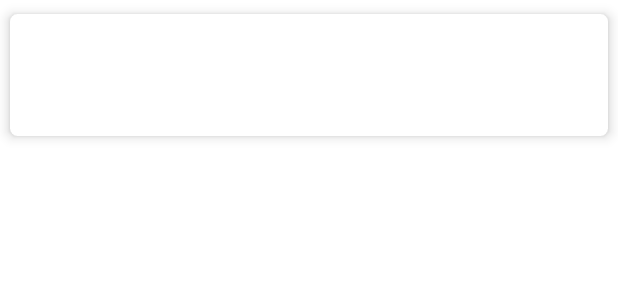
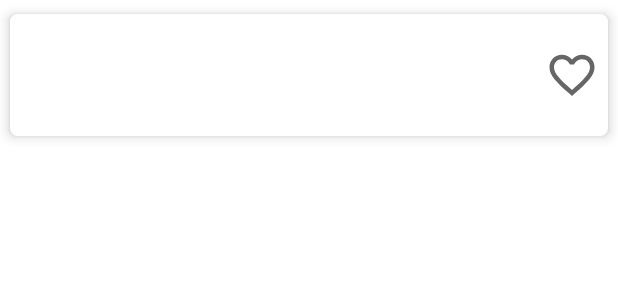
Before and after one commit to rahmatya685/github-users-app, an Android app: the layout item_githubuser.xml on its own in the app's theme, with its tools: preview values and no code run, on a phone screen of 412 x 824 dp. Shown: the top 300 px of the screen. Run offline under Robolectric (Android 15) with nearby library versions, the phone set to English and light mode, and no system bars.

Commit message:
This is done I think

```diff
--- a/app/src/main/java/com/znggis/githubusersapp/repo/Repository.kt
+++ b/app/src/main/java/com/znggis/githubusersapp/repo/Repository.kt
@@ -10,4 +10,6 @@ import kotlinx.coroutines.flow.Flow
  */
 interface Repository {
     fun search(query: Query): Flow<PagingData<GitHubItem>>
+    suspend fun toggleItemFavourite(item: GitHubItem)
+    fun getItemInfo(it: Int): Flow<GitHubItem?>
 }
--- a/app/src/main/java/com/znggis/githubusersapp/repo/local/LocalDatasource.kt
+++ b/app/src/main/java/com/znggis/githubusersapp/repo/local/LocalDatasource.kt
@@ -3,6 +3,7 @@ package com.znggis.githubusersapp.repo.local
 import androidx.paging.PagingSource
 import com.znggis.githubusersapp.repo.local.entity.ItemEntity
 import com.znggis.githubusersapp.repo.local.entity.RemoteKeys
+import kotlinx.coroutines.flow.Flow
 
 
 interface LocalDatasource {
@@ -20,4 +21,8 @@ interface LocalDatasource {
     suspend fun clearRemoteKeys()
 
     suspend  fun insertAllKeys(keys: List<RemoteKeys>)
+
+    suspend fun toggleItemFav(idLocal: Int)
+
+    fun findItem(itemId: Int):Flow<ItemEntity?>
 }
--- /dev/null
+++ b/app/src/main/res/drawable/ic_baseline_favorite_border_24.xml
@@ -0,0 +1,10 @@
+<vector xmlns:android="http://schemas.android.com/apk/res/android"
+    android:width="36dp"
+    android:height="36dp"
+    android:viewportWidth="24"
+    android:viewportHeight="24"
+    android:tint="?attr/colorControlNormal">
+  <path
+      android:fillColor="@android:color/white"
+      android:pathData="M16.5,3c-1.74,0 -3.41,0.81 -4.5,2.09C10.91,3.81 9.24,3 7.5,3 4.42,3 2,5.42 2,8.5c0,3.78 3.4,6.86 8.55,11.54L12,21.35l1.45,-1.32C18.6,15.36 22,12.28 22,8.5 22,5.42 19.58,3 16.5,3zM12.1,18.55l-0.1,0.1 -0.1,-0.1C7.14,14.24 4,11.39 4,8.5 4,6.5 5.5,5 7.5,5c1.54,0 3.04,0.99 3.57,2.36h1.87C13.46,5.99 14.96,5 16.5,5c2,0 3.5,1.5 3.5,3.5 0,2.89 -3.14,5.74 -7.9,10.05z"/>
+</vector>
--- a/app/src/main/res/layout/item_githubuser.xml
+++ b/app/src/main/res/layout/item_githubuser.xml
@@ -1,8 +1,9 @@
 <?xml version="1.0" encoding="utf-8"?>
-<layout xmlns:app="http://schemas.android.com/apk/res-auto"
-    xmlns:android="http://schemas.android.com/apk/res/android">
+<layout xmlns:android="http://schemas.android.com/apk/res/android"
+    xmlns:app="http://schemas.android.com/apk/res-auto">
 
     <data>
+
         <variable
             name="item"
             type="com.znggis.githubusersapp.repo.model.GitHubItem" />
@@ -10,7 +11,7 @@
 
     <androidx.constraintlayout.widget.ConstraintLayout
         android:layout_width="match_parent"
-        android:layout_height="wrap_content" >
+        android:layout_height="wrap_content">
 
         <androidx.cardview.widget.CardView
             android:id="@+id/card_user"
@@ -26,17 +27,29 @@
                 android:id="@+id/tv_project_name"
                 android:layout_width="wrap_content"
                 android:layout_height="wrap_content"
+                android:layout_marginLeft="72dp"
+                android:layout_gravity="center_vertical"
                 android:layout_marginBottom="10dp"
                 android:text="@{item.item}"
                 android:textColor="@color/black"
-                android:textSize="18sp" />
+                android:textSize="18sp"
+                android:layout_marginStart="72dp" />
 
             <ImageView
-                android:layout_gravity="end|center_vertical"
-                android:layout_margin="10dp"
                 android:id="@+id/img_user"
                 android:layout_width="48dp"
-                android:layout_height="48dp"/>
+                android:layout_height="48dp"
+                android:layout_gravity="start|center_vertical"
+                android:layout_margin="10dp" />
+
+            <ImageButton
+                android:id="@+id/btn_like"
+                android:layout_width="48dp"
+                android:layout_height="48dp"
+                android:background="@null"
+                app:isFavourite="@{item.favourite}"
+                android:layout_gravity="end|center_vertical"
+                android:src="@drawable/ic_baseline_favorite_border_24" />
 
         </androidx.cardview.widget.CardView>
 
```
Also changed, not shown: app/src/main/java/com/znggis/githubusersapp/mapper/ItemEntityToGitHubItem.kt (added, +17 -0 lines), app/src/main/java/com/znggis/githubusersapp/repo/DefaultRepository.kt (+27 -12 lines), app/src/main/java/com/znggis/githubusersapp/repo/PageRemoteMediator.kt (+5 -10 lines), app/src/main/java/com/znggis/githubusersapp/repo/local/DefaultLocalDatasource.kt (+9 -0 lines), app/src/main/java/com/znggis/githubusersapp/repo/local/dao/ItemDao.kt (+9 -1 lines), app/src/main/java/com/znggis/githubusersapp/ui/UserItemDetailFragment.kt (+20 -3 lines), app/src/main/java/com/znggis/githubusersapp/ui/UserItemsFragment.kt (+31 -10 lines), app/src/main/java/com/znggis/githubusersapp/ui/UserItemsViewModel.kt (+34 -6 lines), app/src/main/java/com/znggis/githubusersapp/ui/ViewBinding.kt (added, +13 -0 lines), app/src/main/java/com/znggis/githubusersapp/ui/adapter/EventType.kt (added, +8 -0 lines), app/src/main/java/com/znggis/githubusersapp/ui/adapter/GitHubItemsAdapter.kt (+6 -7 lines), app/src/main/java/com/znggis/githubusersapp/ui/adapter/ItemViewHolder.kt (+13 -6 lines), app/src/main/res/drawable/ic_baseline_favorite_24.xml (added, +9 -0 lines), app/src/main/res/layout/fragment_user_item_detail.xml (+17 -1 lines).
